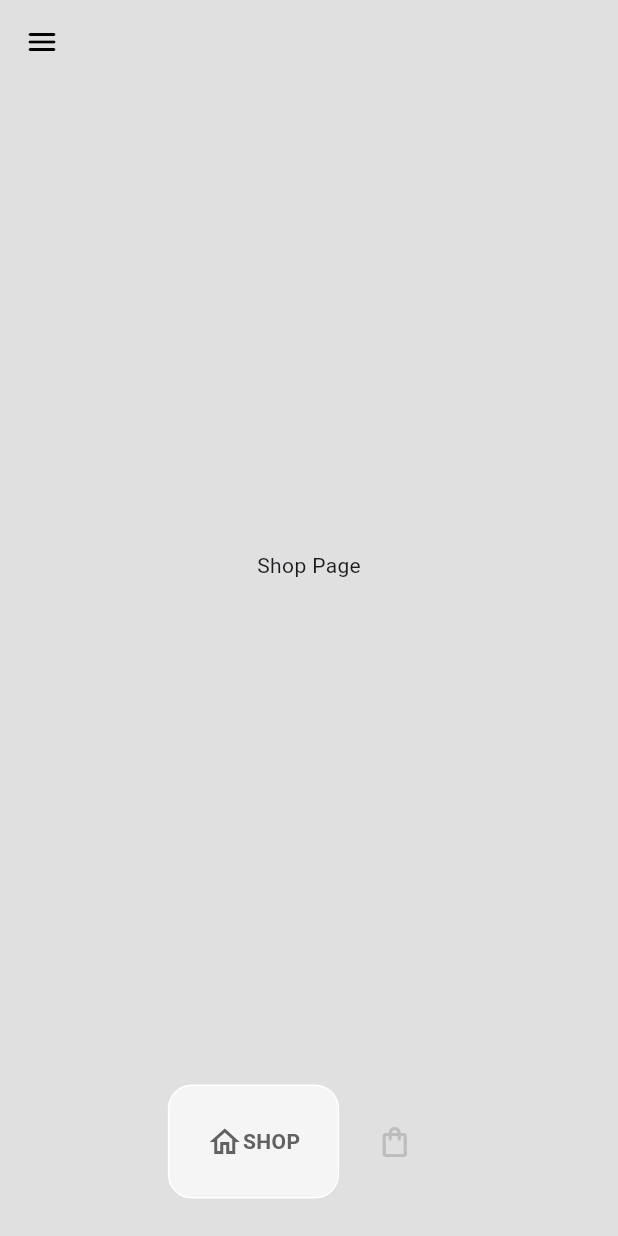
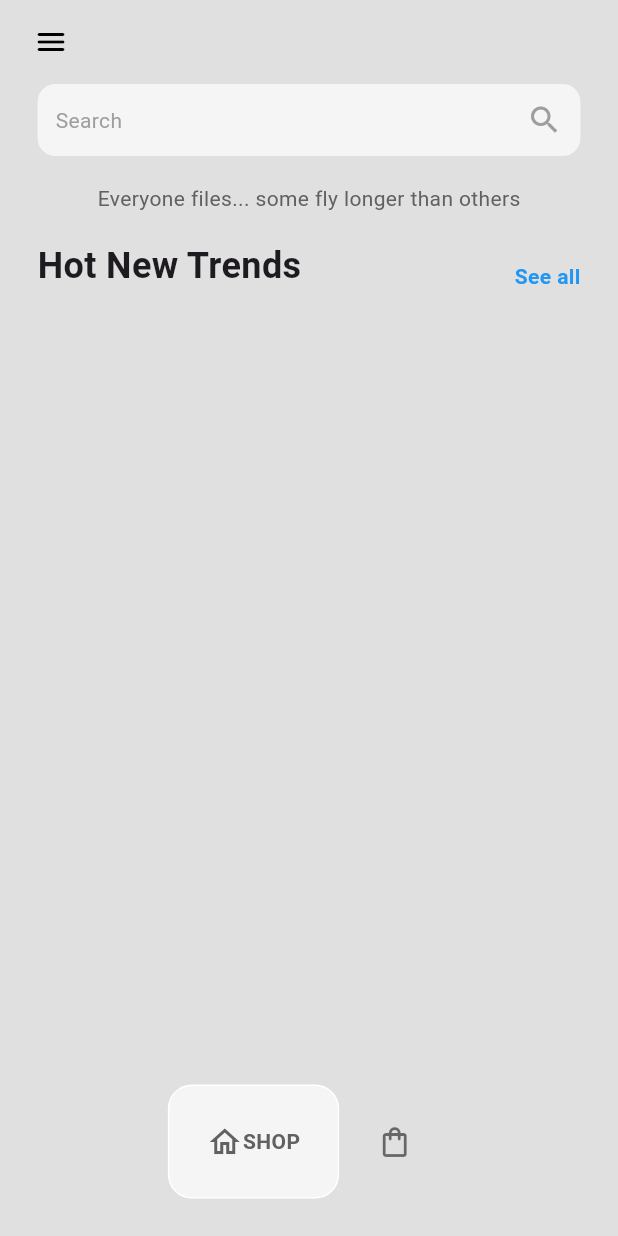
Before and after one commit to Lilhomie42/ecom-mk, a Flutter app: the HomePage screen opened directly, on a phone screen of 412 x 824 dp. Run offline on Flutter 3.47's test engine with Material 3 defaults, Android fonts, the phone set to English and light mode, and no system bars; drawn by our look-alikes of google_nav_bar.

Commit message:
Updated Shop Page added a search bar UI

```diff
--- a/lib/components/bottom_nav_bar.dart
+++ b/lib/components/bottom_nav_bar.dart
@@ -11,7 +11,7 @@ class MyBottomNavBar extends StatelessWidget {
       child: Padding(
         padding: const EdgeInsets.symmetric(vertical: 25),
         child: GNav(
-          color: Colors.grey[400],
+          color: Colors.black54,
           activeColor: Colors.grey.shade700,
           tabActiveBorder: Border.all(color: Colors.white),
           tabBackgroundColor: Colors.grey.shade100,
--- a/lib/pages/home_page.dart
+++ b/lib/pages/home_page.dart
@@ -35,9 +35,12 @@ class _HomePageState extends State<HomePage> {
         elevation: 0,
         leading: Builder(
             builder: (context) => IconButton(
-                  icon: const Icon(
-                    Icons.menu_rounded,
-                    color: Colors.black,
+                  icon: Padding(
+                    padding: const EdgeInsets.only(left: 12.0),
+                    child: const Icon(
+                      Icons.menu_rounded,
+                      color: Colors.black,
+                    ),
                   ),
                   onPressed: () {
                     Scaffold.of(context).openDrawer();
--- a/lib/pages/shop_page.dart
+++ b/lib/pages/shop_page.dart
@@ -10,8 +10,61 @@ class ShopPage extends StatefulWidget {
 class _ShopPageState extends State<ShopPage> {
   @override
   Widget build(BuildContext context) {
-    return Center(
-      child: Text('Shop Page'),
+    return Column(
+      children: [
+        Container(
+          padding: const EdgeInsets.all(12.0),
+          margin: const EdgeInsets.symmetric(horizontal: 25.0),
+          decoration: BoxDecoration(
+              color: Colors.grey[100],
+              borderRadius: BorderRadius.circular(12.0)),
+          child: Row(
+            mainAxisAlignment: MainAxisAlignment.spaceBetween,
+            children: [
+              Text(
+                'Search',
+                style: TextStyle(color: Colors.grey),
+              ),
+              Icon(
+                Icons.search,
+                color: Colors.grey,
+              )
+            ],
+          ),
+        ),
+        //Motto
+        Padding(
+          padding: const EdgeInsets.symmetric(vertical: 18),
+          child: Text(
+            'Everyone files... some fly longer than others',
+            style: TextStyle(color: Colors.grey[700]),
+          ),
+        ),
+
+        Padding(
+          padding: const EdgeInsets.symmetric(horizontal: 25),
+          child: Row(
+            mainAxisAlignment: MainAxisAlignment.spaceBetween,
+            crossAxisAlignment: CrossAxisAlignment.end,
+            children: const [
+              Text(
+                'Hot New Trends',
+                style: TextStyle(
+                  fontSize: 24,
+                  fontWeight: FontWeight.bold,
+                ),
+              ),
+              Text(
+                'See all',
+                style:
+                    TextStyle(fontWeight: FontWeight.bold, color: Colors.blue),
+              ),
+            ],
+          ),
+        ),
+
+        const SizedBox(height: 10,)
+      ],
     );
   }
 }
```
